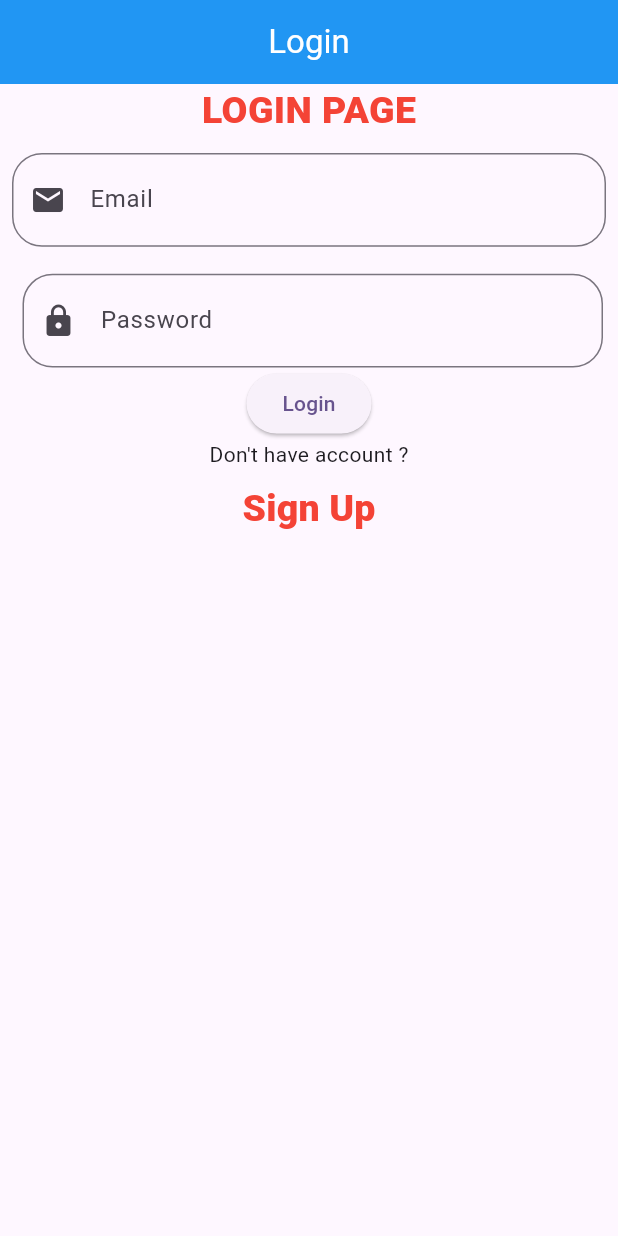
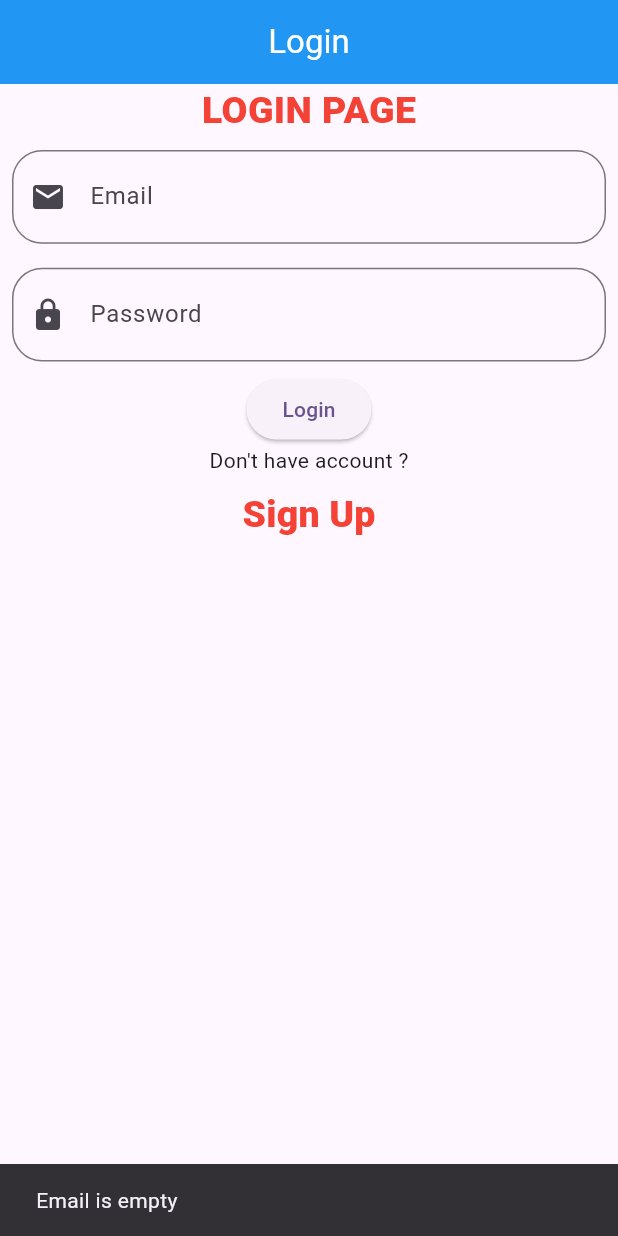
Before and after one commit to AbRehman536/Flutter_sec_8, a Flutter app: the screen it shows after launch, after a tap on "Login", on a phone screen of 412 x 824 dp. Run offline on Flutter 3.47's test engine with Material 3 defaults, Android fonts, the phone set to English and light mode, and no system bars.

Commit message:
Login Form Validation Done

```diff
--- /dev/null
+++ b/lib/login_form_validation.dart
@@ -0,0 +1,85 @@
+import 'package:flutter/material.dart';
+
+class LoginFormValidationDemo extends StatefulWidget {
+  const LoginFormValidationDemo({super.key});
+
+  @override
+  State<LoginFormValidationDemo> createState() => _LoginFormValidationDemoState();
+}
+
+class _LoginFormValidationDemoState extends State<LoginFormValidationDemo> {
+  TextEditingController emailController = TextEditingController();
+  TextEditingController passwordController = TextEditingController();
+  @override
+  Widget build(BuildContext context) {
+    return Scaffold(
+      appBar: AppBar(
+        title: Text("Login"),
+        backgroundColor: Colors.blue,
+        foregroundColor: Colors.white,
+        centerTitle: true,
+      ),
+      body: Column(children: [
+        Text("LOGIN PAGE",style: TextStyle(
+            fontSize: 25,
+            color: Colors.red,
+            fontWeight: FontWeight.w900),),
+        Padding(
+          padding: const EdgeInsets.all(8),
+          child: TextField(
+            controller: emailController,
+            decoration: InputDecoration(
+              label: Text("Email"),
+              hintText: 'abdullah@gmail.com',
+              prefixIcon: Icon(Icons.email),
+              suffix: Icon(Icons.account_balance),
+              border: OutlineInputBorder(
+                borderRadius: BorderRadius.circular(20),
+
+              )
+            ),
+          ),
+        ),
+        Padding(
+          padding: const EdgeInsets.all(8),
+          child: TextField(
+            controller: passwordController,
+            decoration: InputDecoration(
+              label: Text("Password"),
+              hintText: '123456789',
+              prefixIcon: Icon(Icons.lock),
+              suffix: Icon(Icons.visibility),
+              border: OutlineInputBorder(
+              borderRadius: BorderRadius.circular(20),
+              )
+            ),
+          ),
+        ),
+        ElevatedButton(onPressed: () {
+          if(emailController.text.isEmpty){
+            ScaffoldMessenger.of(context).showSnackBar(
+              SnackBar(content: Text("Email is empty"))
+            );
+            return ;
+          }
+          if(passwordController.text.isEmpty){
+            ScaffoldMessenger.of(context).showSnackBar(
+                SnackBar(content: Text("Password is empty")));
+            return;
+          }
+          if(passwordController.text.length < 8){
+            ScaffoldMessenger.of(context).showSnackBar(
+              SnackBar(content: Text("Password must be more than 8 digits")),
+            );
+          }
+        }, child: Text("Login"),),
+        Text("Don't have account ?"),
+        TextButton(onPressed: (){}, child: Text("Sign Up",style: TextStyle(
+          fontWeight: FontWeight.w900,
+          color: Colors.red,
+          fontSize: 25,
+        ),)),
+      ],),
+    );
+  }
+}
--- a/lib/main.dart
+++ b/lib/main.dart
@@ -3,6 +3,7 @@
 import 'package:flutter_sec_8/asset_image.dart';
 import 'package:flutter_sec_8/fab_demo.dart';
 import 'package:flutter_sec_8/login_form.dart';
+import 'package:flutter_sec_8/login_form_validation.dart';
 import 'package:flutter_sec_8/nested_row_column.dart';
 import 'package:flutter_sec_8/network_image.dart';
 import 'package:flutter_sec_8/row_column.dart';
@@ -38,7 +39,7 @@
         colorScheme: ColorScheme.fromSeed(seedColor: Colors.deepPurple),
         useMaterial3: true,
       ),
-      home: LoginFormDemo(),
+      home: LoginFormValidationDemo(),
     );
   }
 }
```
